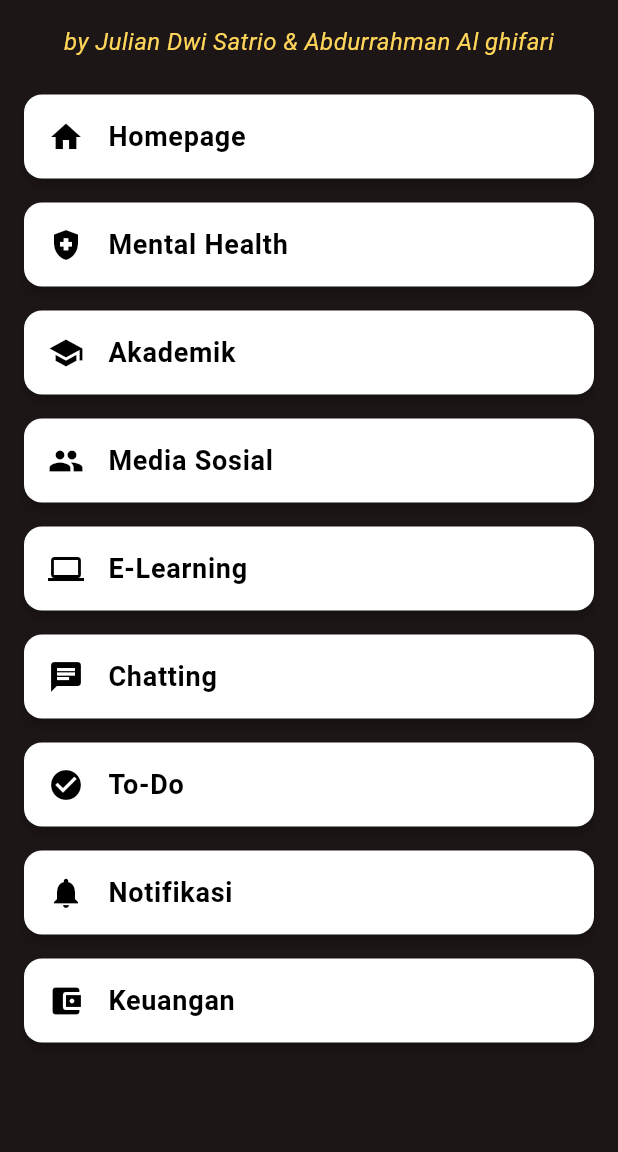
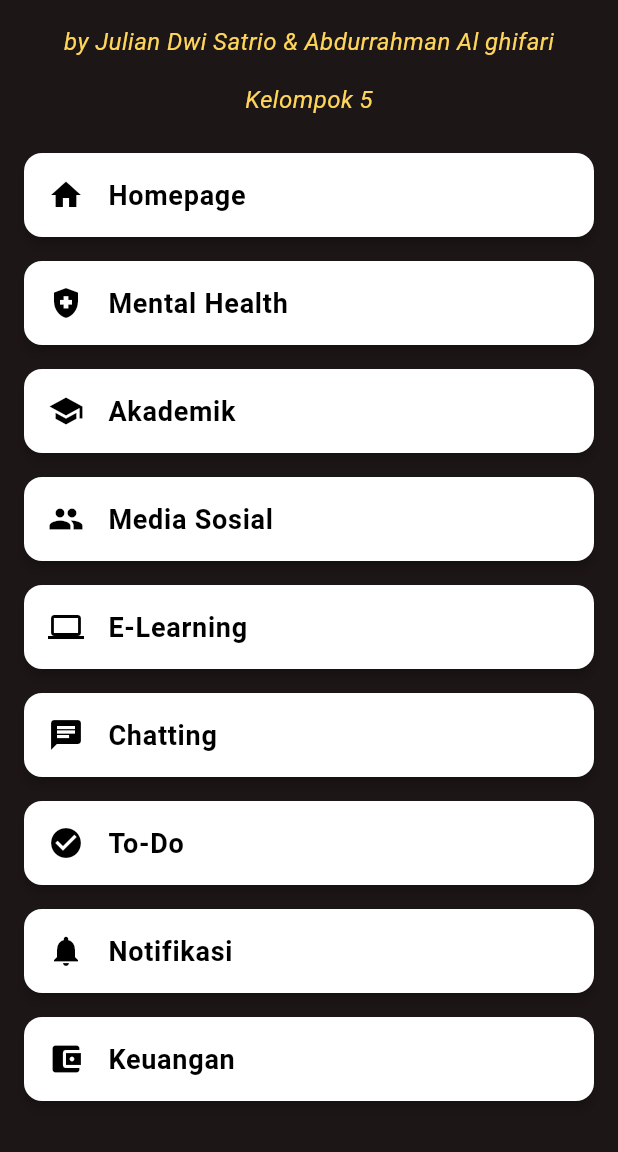
Before and after one commit to ghifarr1/KUIS1PROVIS2025, a Flutter app: the screen it shows after launch, on a phone screen of 412 x 824 dp, the part 84-1236 px from its top. Run offline on Flutter 3.47's test engine with Material 3 defaults, Android fonts, the phone set to English and light mode, and no system bars.

Commit message:
Add files via upload

```diff
--- a/lib/main.dart
+++ b/lib/main.dart
@@ -119,6 +119,15 @@ class KuisMainPage extends StatelessWidget {
               ),
             ),
             const SizedBox(height: 16),
+            Text(
+              'Kelompok 5',
+              style: TextStyle(
+                color: kHighlightColor,
+                fontSize: 16,
+                fontStyle: FontStyle.italic,
+              ),
+            ),
+            const SizedBox(height: 16),
             // List menu
             Expanded(
               child: ListView.builder(
```
